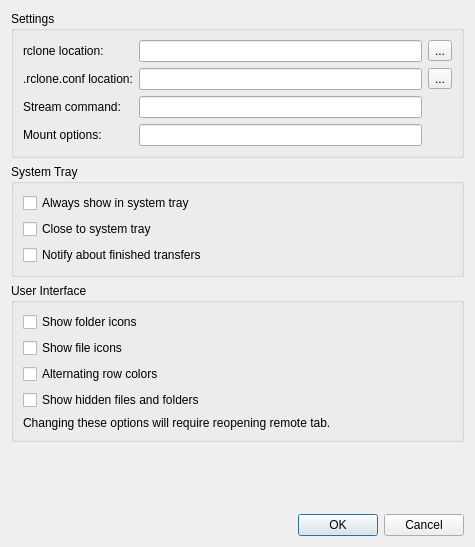
First picture: the form in src/preferences_dialog.ui, repository SysAdminDoc/RcloneBrowserNG, before the edit.
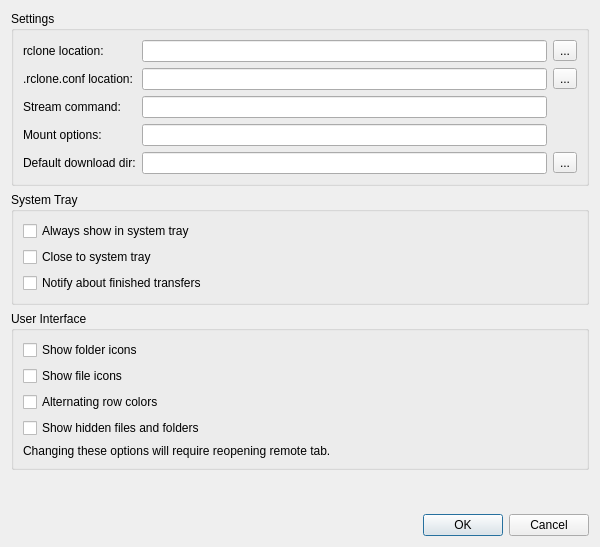
Second picture: the form after the edit.

Commit message:
Default download folder
Add default download folder to preferences and use it for default destination in Download transfer window

What changed in the file:
```diff
--- a/src/preferences_dialog.ui
+++ b/src/preferences_dialog.ui
@@ -6,7 +6,7 @@
    <rect>
     <x>0</x>
     <y>0</y>
-    <width>475</width>
+    <width>600</width>
     <height>547</height>
    </rect>
   </property>
@@ -83,6 +83,23 @@
         </property>
        </widget>
       </item>
+      <item row="6" column="0">
+       <widget class="QLabel" name="label_d">
+        <property name="text">
+         <string>Default download dir:</string>
+        </property>
+       </widget>
+      </item>
+      <item row="6" column="1">
+       <widget class="QLineEdit" name="defaultDownloadDir"/>
+      </item>
+      <item row="6" column="2">
+       <widget class="QToolButton" name="defaultDownloadDirBrowse">
+        <property name="text">
+         <string>...</string>
+        </property>
+       </widget>
+      </item>
      </layout>
     </widget>
    </item>
```
Left out of the diff: 2 changed lines with no effect on the pictures. The commit also changes 4 other files.
